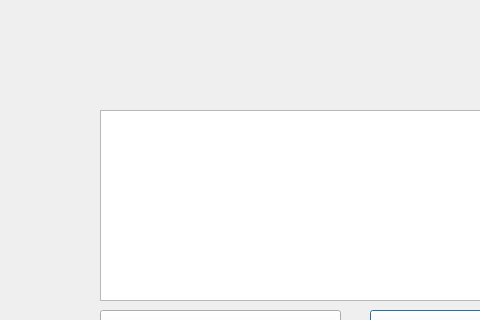
The window that smartphone_app/enterdialog.ui (EEL7323/chewbacca) describes before a commit, drawn with Qt 5; both pictures show x 0 to 480 and y 0 to 320 of the 801 by 467 pixel window.
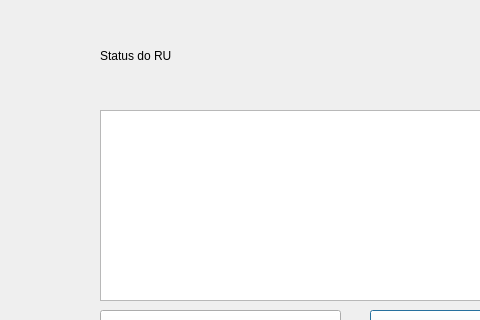
The same window after the commit.

Patch:
```diff
--- a/smartphone_app/enterdialog.ui
+++ b/smartphone_app/enterdialog.ui
@@ -49,6 +49,19 @@
     <string>OK</string>
    </property>
   </widget>
+  <widget class="QLabel" name="label">
+   <property name="geometry">
+    <rect>
+     <x>100</x>
+     <y>30</y>
+     <width>221</width>
+     <height>51</height>
+    </rect>
+   </property>
+   <property name="text">
+    <string>Status do RU</string>
+   </property>
+  </widget>
  </widget>
  <resources/>
  <connections/>
```
